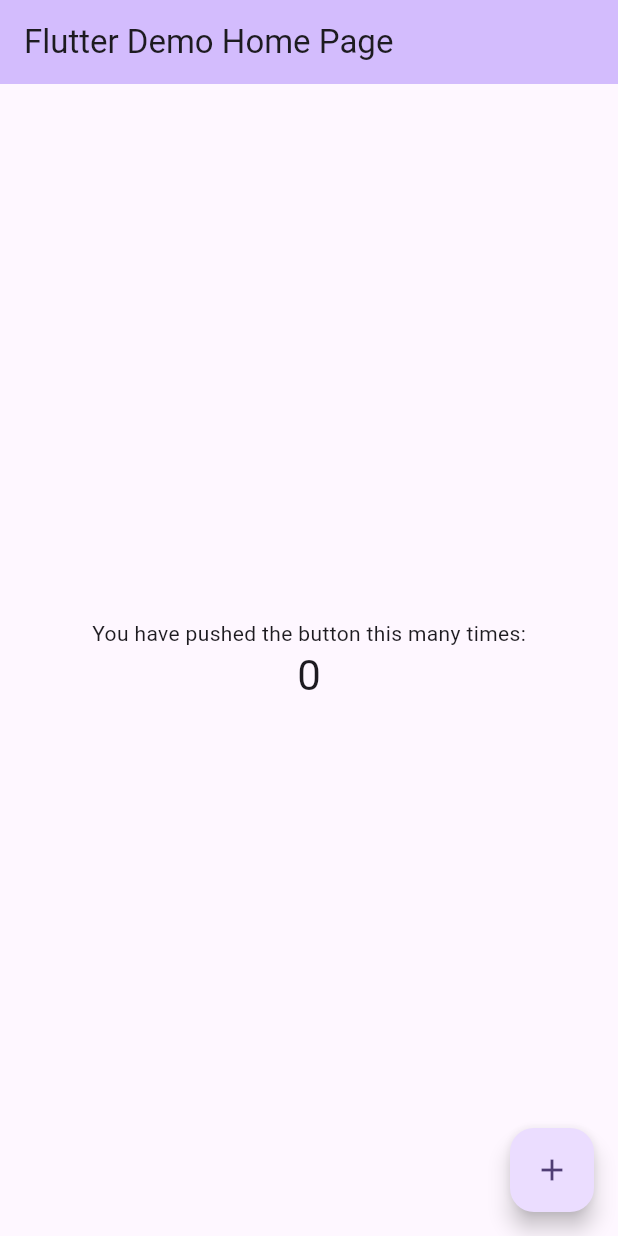
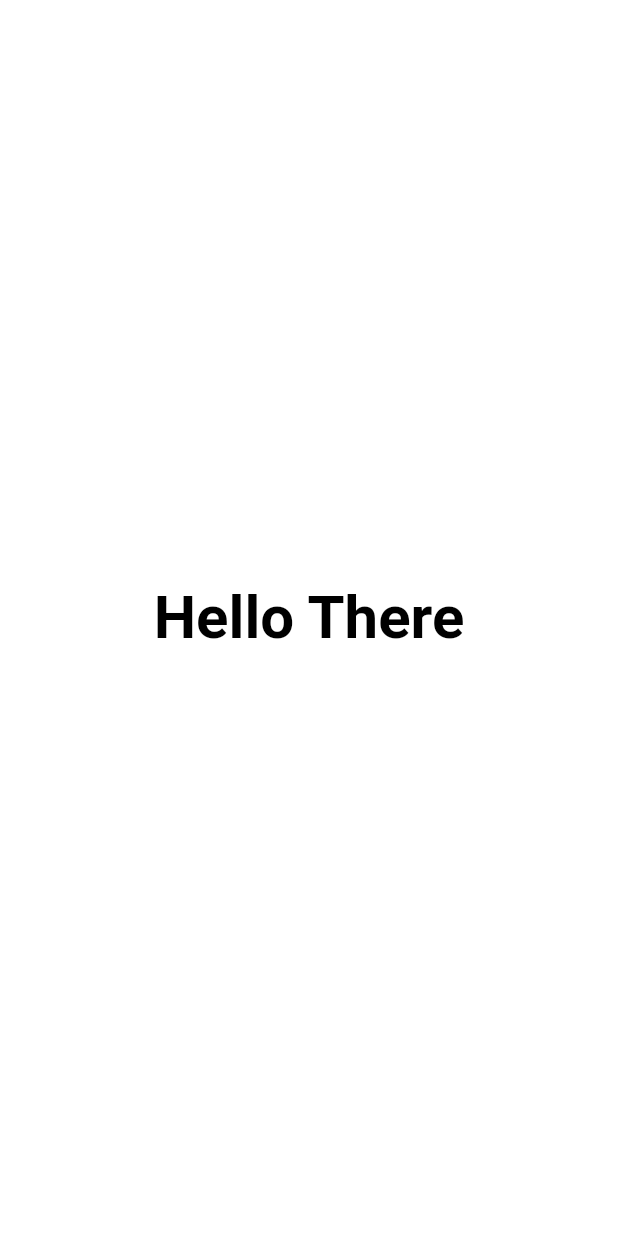
Before and after one commit to urusha-shrestha/flutter_test_task, a Flutter app: the screen it shows after launch, on a phone screen of 412 x 824 dp. Run offline on Flutter 3.47's test engine with Material 3 defaults, Android fonts, the phone set to English and light mode, and no system bars.

Commit message:
flutter test task

```diff
--- /dev/null
+++ b/lib/home_page.dart
@@ -0,0 +1,121 @@
+import 'package:flutter/material.dart';
+import 'package:flutter_test_task/ripple_painter.dart';
+
+///the main page of the application
+class HomePage extends StatefulWidget {
+  ///
+  const HomePage({super.key});
+
+  @override
+  State<HomePage> createState() => _HomePageState();
+}
+
+class _HomePageState extends State<HomePage> with SingleTickerProviderStateMixin
+{
+  Color _backgroundColor = Colors.white;
+  Color _textColor = Colors.black;
+  Color _rippleColor = Colors.red;
+  late int _seed = DateTime.now().millisecondsSinceEpoch;
+
+  final List<Offset> _tapPoints = [];
+  final List<double> _rippleRadius = [];
+  final List<double> _rippleOpacity = [];
+  late AnimationController _controller;
+
+  @override
+  void initState(){
+    super.initState();
+    _controller = AnimationController(
+      duration: const Duration(milliseconds: 800),
+      vsync: this,
+    )..addListener((){
+      setState(() {
+        for (int i =0; i<_rippleRadius.length; i++){
+          // ignore: no_magic_number
+          _rippleRadius[i] = _controller.value *100;
+          _rippleOpacity[i] = 1-_controller.value;
+        }
+      });
+    });
+  }
+
+
+
+  int _lcgAlgorithm(){
+    //constants
+    const int a = 1664525;
+    const int c = 1013904223;
+    const int m = 4294967296;
+
+    return  _seed= (a*_seed +c) %m;
+
+
+  }
+
+  //Function to generate a random color
+  Color _generateRandomColor(){
+    const int rgb = 256;
+
+    return Color.fromRGBO(
+      _lcgAlgorithm() % rgb,
+      _lcgAlgorithm() % rgb,
+      _lcgAlgorithm() % rgb,
+      1.0,
+    );
+  }
+
+  //Function to change both background and text color on tap
+  void _changeColors(TapDownDetails details){
+    setState(() {
+      _backgroundColor= _generateRandomColor();
+      _textColor = _generateRandomColor();
+      _rippleColor = _generateRandomColor();
+      // Clear all previous ripple data
+      _tapPoints.clear();
+      _rippleRadius.clear();
+      _rippleOpacity.clear();
+      _tapPoints.add(details.localPosition);
+      _rippleRadius.add(1);
+      // ignore: no_magic_number
+      _rippleOpacity.add(0.5);
+      _controller.reset();
+      _controller.forward();
+    });
+  }
+
+  @override
+  Widget build(BuildContext context) {
+    return Scaffold(
+      body: GestureDetector(
+        onTapDown:_changeColors,
+        child: Stack(
+          children:[ AnimatedContainer(
+            duration: const Duration(seconds:1),
+            color: _backgroundColor,
+            child: Center(
+              child: AnimatedDefaultTextStyle(
+                style: TextStyle(
+                  fontSize: 40,
+                  color: _textColor,
+                  fontWeight: FontWeight.bold,
+                ), duration: const Duration(seconds: 1),
+                child: const Text('Hello There'),
+              ),
+            ),
+          ),
+            CustomPaint(
+              painter: RipplePainter(
+                _tapPoints, _rippleRadius, _rippleOpacity, _rippleColor,),
+              child: Container(),
+            ),],
+        ),
+      ),
+    );
+  }
+  @override
+  void dispose(){
+    _controller.dispose();
+    super.dispose();
+  }
+
+}
--- a/lib/main.dart
+++ b/lib/main.dart
@@ -1,125 +1,24 @@
 import 'package:flutter/material.dart';
+
+import 'package:flutter_test_task/home_page.dart';
 
 void main() {
   runApp(const MyApp());
 }
 
+///
+// ignore: prefer_match_file_name
 class MyApp extends StatelessWidget {
+  ///
   const MyApp({super.key});
 
   // This widget is the root of your application.
   @override
   Widget build(BuildContext context) {
-    return MaterialApp(
+    return const MaterialApp(
       title: 'Flutter Demo',
-      theme: ThemeData(
-        // This is the theme of your application.
-        //
-        // TRY THIS: Try running your application with "flutter run". You'll see
-        // the application has a purple toolbar. Then, without quitting the app,
-        // try changing the seedColor in the colorScheme below to Colors.green
-        // and then invoke "hot reload" (save your changes or press the "hot
-        // reload" button in a Flutter-supported IDE, or press "r" if you used
-        // the command line to start the app).
-        //
-        // Notice that the counter didn't reset back to zero; the application
-        // state is not lost during the reload. To reset the state, use hot
-        // restart instead.
-        //
-        // This works for code too, not just values: Most code changes can be
-        // tested with just a hot reload.
-        colorScheme: ColorScheme.fromSeed(seedColor: Colors.deepPurple),
-        useMaterial3: true,
-      ),
-      home: const MyHomePage(title: 'Flutter Demo Home Page'),
+      debugShowCheckedModeBanner: false,
+      home: HomePage(),
     );
   }
 }
-
-class MyHomePage extends StatefulWidget {
-  const MyHomePage({super.key, required this.title});
-
-  // This widget is the home page of your application. It is stateful, meaning
-  // that it has a State object (defined below) that contains fields that affect
-  // how it looks.
-
-  // This class is the configuration for the state. It holds the values (in this
-  // case the title) provided by the parent (in this case the App widget) and
-  // used by the build method of the State. Fields in a Widget subclass are
-  // always marked "final".
-
-  final String title;
-
-  @override
-  State<MyHomePage> createState() => _MyHomePageState();
-}
-
-class _MyHomePageState extends State<MyHomePage> {
-  int _counter = 0;
-
-  void _incrementCounter() {
-    setState(() {
-      // This call to setState tells the Flutter framework that something has
-      // changed in this State, which causes it to rerun the build method below
-      // so that the display can reflect the updated values. If we changed
-      // _counter without calling setState(), then the build method would not be
-      // called again, and so nothing would appear to happen.
-      _counter++;
-    });
-  }
-
-  @override
-  Widget build(BuildContext context) {
-    // This method is rerun every time setState is called, for instance as done
-    // by the _incrementCounter method above.
-    //
-    // The Flutter framework has been optimized to make rerunning build methods
-    // fast, so that you can just rebuild anything that needs updating rather
-    // than having to individually change instances of widgets.
-    return Scaffold(
-      appBar: AppBar(
-        // TRY THIS: Try changing the color here to a specific color (to
-        // Colors.amber, perhaps?) and trigger a hot reload to see the AppBar
-        // change color while the other colors stay the same.
-        backgroundColor: Theme.of(context).colorScheme.inversePrimary,
-        // Here we take the value from the MyHomePage object that was created by
-        // the App.build method, and use it to set our appbar title.
-        title: Text(widget.title),
-      ),
-      body: Center(
-        // Center is a layout widget. It takes a single child and positions it
-        // in the middle of the parent.
-        child: Column(
-          // Column is also a layout widget. It takes a list of children and
-          // arranges them vertically. By default, it sizes itself to fit its
-          // children horizontally, and tries to be as tall as its parent.
-          //
-          // Column has various properties to control how it sizes itself and
-          // how it positions its children. Here we use mainAxisAlignment to
-          // center the children vertically; the main axis here is the vertical
-          // axis because Columns are vertical (the cross axis would be
-          // horizontal).
-          //
-          // TRY THIS: Invoke "debug painting" (choose the "Toggle Debug Paint"
-          // action in the IDE, or press "p" in the console), to see the
-          // wireframe for each widget.
-          mainAxisAlignment: MainAxisAlignment.center,
-          children: <Widget>[
-            const Text(
-              'You have pushed the button this many times:',
-            ),
-            Text(
-              '$_counter',
-              style: Theme.of(context).textTheme.headlineMedium,
-            ),
-          ],
-        ),
-      ),
-      floatingActionButton: FloatingActionButton(
-        onPressed: _incrementCounter,
-        tooltip: 'Increment',
-        child: const Icon(Icons.add),
-      ), // This trailing comma makes auto-formatting nicer for build methods.
-    );
-  }
-}
--- /dev/null
+++ b/lib/ripple_painter.dart
@@ -0,0 +1,34 @@
+import 'package:flutter/material.dart';
+
+///class to create the ripple
+class RipplePainter extends CustomPainter{
+  /// tapPoints: the point where the user tapped
+  final List<Offset> tapPoints;
+  /// rippleRadius: the radius of the ripple created
+  final List<double> rippleRadius;
+  /// rippleOpacity: the opacity of the ripple created
+  final List<double> rippleOpacity;
+  /// _rippleColor: the random color of the ripple
+  final Color _rippleColor;
+
+  ///
+  RipplePainter(this.tapPoints,
+      this.rippleRadius, this.rippleOpacity, this._rippleColor,);
+
+  @override
+  void paint(Canvas canvas, Size size){
+    final Paint paint = Paint()
+      ..style = PaintingStyle.stroke // stroke style for ripple effect
+      ..strokeWidth = 3.0;
+
+    for (int i =0; i< tapPoints.length; i++){
+      paint.color = _rippleColor.withOpacity(rippleOpacity[i]);
+      canvas.drawCircle(tapPoints[i], rippleRadius[i], paint);
+    }
+  }
+
+  @override
+  bool shouldRepaint(CustomPainter oldDelegate){
+    return true;
+  }
+}
```
Also changed, not shown: analysis_options.yaml (+13 -0 lines).
